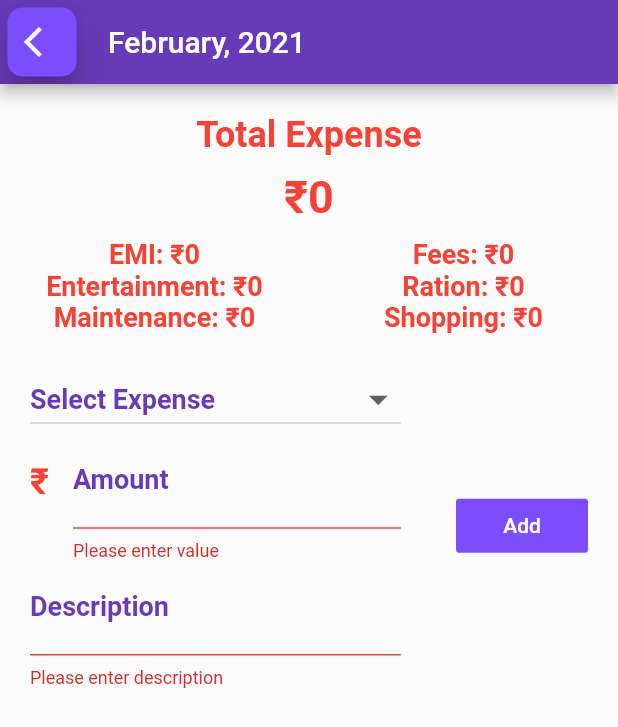
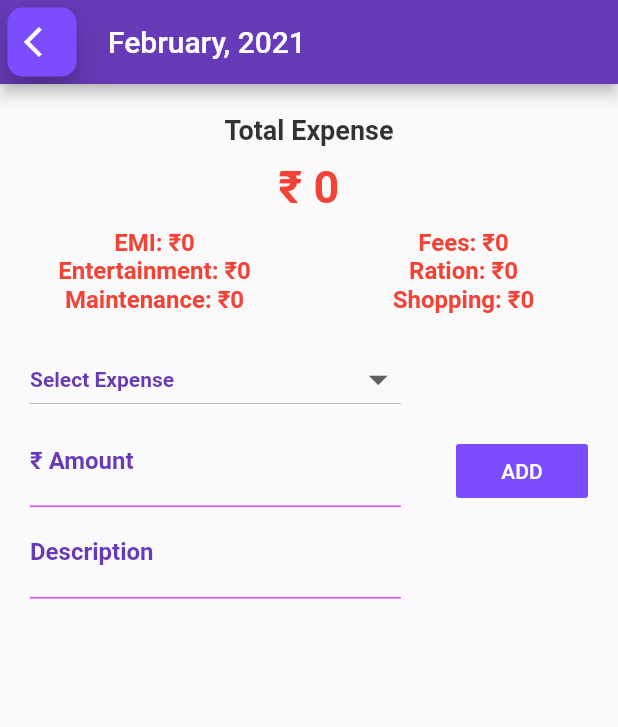
Before and after one commit to Ishwam-Garg/KhataApp, a Flutter app: the screen it shows after launch, after a tap on an icon or button, on a phone screen of 412 x 824 dp. Shown: the top 727 px of the screen. Run offline on Flutter 3.47's test engine with Material 2 defaults, Android fonts, the phone set to English and light mode, and no system bars; drawn by our look-alikes of auto_size_text; our stand-ins replace cloud_firestore, firebase_core, fluttertoast; accounts and stored records are empty.

Commit message:
Fixed A major App bug while updating data

```diff
--- a/lib/AddMonthData.dart
+++ b/lib/AddMonthData.dart
@@ -46,13 +46,6 @@ class _MonthDataState extends State<MonthData> {
 
   @override
   Widget build(BuildContext context) {
-    //totalExpense = int.parse(widget.TotalExpense);
-    FeesAmount = widget.FeesAmount;
-    EntertainmentAmount = widget.EntertainmentAmount;
-    ShoppingAmount = widget.ShoppingAmount;
-    MaintenanceAmount = widget.MaintenanceAmount;
-    RationAmount = widget.RationAmount;
-    EmiAmount = widget.EmiAmount;
     var now = DateTime.now();
     var dateformat = DateFormat('dd-MM-yyyy');
     Date = dateformat.format(now).toString();
@@ -89,7 +82,7 @@ class _MonthDataState extends State<MonthData> {
         body: SingleChildScrollView(
           physics: ScrollPhysics(),
           child: Column(
-            mainAxisAlignment: MainAxisAlignment.start,
+            mainAxisAlignment: MainAxisAlignment.spaceEvenly,
             crossAxisAlignment: CrossAxisAlignment.center,
             children: [
               SizedBox(height: 20,),
@@ -99,7 +92,7 @@ class _MonthDataState extends State<MonthData> {
                   child: AutoSizeText(
                     'Total Expense',
                     textAlign: TextAlign.center,maxLines: 1,
-                    style: TextStyle(color: Colors.red,fontWeight: FontWeight.bold,fontSize: 24),),
+                    style: TextStyle(color: Colors.black.withOpacity(0.8),fontWeight: FontWeight.bold,fontSize: 18),),
               ),
               SizedBox(height: 10,),
               StreamBuilder(
@@ -113,13 +106,19 @@ class _MonthDataState extends State<MonthData> {
                     {
                       DocumentSnapshot data = snapshot.data;
                       totalExpense = data.data()["TotalExpense"];
+                      FeesAmount = data.data()["Fees"];
+                      EntertainmentAmount = data.data()["Entertainment"];
+                      ShoppingAmount = data.data()["Shopping"];
+                      MaintenanceAmount = data.data()["Maintenance"];
+                      RationAmount = data.data()["Ration"];
+                      EmiAmount = data.data()["EMI"];
                       return Container(
                         alignment: Alignment.center,
                         width: MediaQuery.of(context).size.width,
                         child: Column(
                           children: [
                             AutoSizeText(
-                              '₹'+data.data()["TotalExpense"].toString(),
+                              '₹ '+data.data()["TotalExpense"].toString(),
                               textAlign: TextAlign.center,maxLines: 1,
                               style: TextStyle(color: Colors.red,fontWeight: FontWeight.bold,fontSize: 30),
                             ),
@@ -132,7 +131,7 @@ class _MonthDataState extends State<MonthData> {
                                   child: AutoSizeText(
                                     'EMI: ₹'+data.data()["EMI"].toString(),
                                     textAlign: TextAlign.center,
-                                    style: TextStyle(color: Colors.red,fontSize: 18,fontWeight: FontWeight.bold),
+                                    style: TextStyle(color: Colors.red,fontSize: 16,fontWeight: FontWeight.bold),
                                   ),
                                 ),
                                 Container(
@@ -140,7 +139,7 @@ class _MonthDataState extends State<MonthData> {
                                   child: AutoSizeText(
                                     'Fees: ₹'+data.data()["Fees"].toString(),
                                     textAlign: TextAlign.center,
-                                    style: TextStyle(color: Colors.red,fontSize: 18,fontWeight: FontWeight.bold),
+                                    style: TextStyle(color: Colors.red,fontSize: 16,fontWeight: FontWeight.bold),
                                   ),
                                 ),
                               ],
@@ -153,7 +152,7 @@ class _MonthDataState extends State<MonthData> {
                                   child: AutoSizeText(
                                     'Entertainment: ₹'+data.data()["Entertainment"].toString(),
                                     textAlign: TextAlign.center,
-                                    style: TextStyle(color: Colors.red,fontSize: 18,fontWeight: FontWeight.bold),
+                                    style: TextStyle(color: Colors.red,fontSize: 16,fontWeight: FontWeight.bold),
                                   ),
                                 ),
                                 Container(
@@ -161,7 +160,7 @@ class _MonthDataState extends State<MonthData> {
                                   child: AutoSizeText(
                                     'Ration: ₹'+data.data()["Ration"].toString(),
                                     textAlign: TextAlign.center,
-                                    style: TextStyle(color: Colors.red,fontSize: 18,fontWeight: FontWeight.bold),
+                                    style: TextStyle(color: Colors.red,fontSize: 16,fontWeight: FontWeight.bold),
                                   ),
                                 ),
                               ],
@@ -174,7 +173,7 @@ class _MonthDataState extends State<MonthData> {
                                   child: AutoSizeText(
                                     'Maintenance: ₹'+data.data()["Maintenance"].toString(),
                                     textAlign: TextAlign.center,
-                                    style: TextStyle(color: Colors.red,fontSize: 18,fontWeight: FontWeight.bold),
+                                    style: TextStyle(color: Colors.red,fontSize: 16,fontWeight: FontWeight.bold),
                                   ),
                                 ),
                                 Container(
@@ -182,7 +181,7 @@ class _MonthDataState extends State<MonthData> {
                                   child: AutoSizeText(
                                     'Shopping: ₹'+data.data()["Shopping"].toString(),
                                     textAlign: TextAlign.center,
-                                    style: TextStyle(color: Colors.red,fontSize: 18,fontWeight: FontWeight.bold),
+                                    style: TextStyle(color: Colors.red,fontSize: 16,fontWeight: FontWeight.bold),
                                   ),
                                 ),
                               ],
@@ -250,14 +249,14 @@ class _MonthDataState extends State<MonthData> {
                       width: MediaQuery.of(context).size.width*0.6,
                       child: DropdownButton(
                         hint: CurrentExpense == null
-                            ? Text('Select Expense',style: TextStyle(color: Colors.deepPurple),)
+                            ? Text('Select Expense',style: TextStyle(color: Colors.deepPurple,fontSize: 14),)
                             : Text(
                           CurrentExpense,
-                          style: TextStyle(color: Colors.deepPurple,fontWeight: FontWeight.bold,fontSize: 18),
+                          style: TextStyle(color: Colors.deepPurple,fontWeight: FontWeight.bold,fontSize: 14),
                         ),
                         isExpanded: true,
                         iconSize: 30.0,
-                        style: TextStyle(color: Colors.deepPurple,fontWeight: FontWeight.bold,fontSize: 18),
+                        style: TextStyle(color: Colors.deepPurple,fontWeight: FontWeight.bold,fontSize: 14),
                         items: TypesOfExpenses.map(
                               (val) {
                             return DropdownMenuItem<String>(
@@ -275,11 +274,12 @@ class _MonthDataState extends State<MonthData> {
                         },
                       ),
                     ),
+                    //Select Amount field
                     Container(
                       width: MediaQuery.of(context).size.width*0.6,
                       child: TextFormField(
                         controller: _textcontrollerAmount,
-                        autovalidate: true,
+                        autovalidate: false,
                         keyboardType: TextInputType.number,
                         onSaved: (value){
                           setState(() {
@@ -321,11 +321,8 @@ class _MonthDataState extends State<MonthData> {
                               width: 1,
                             ),
                           ),
-                          icon: Container(
-                            child: Text('₹',style: TextStyle(color: Colors.red,fontWeight: FontWeight.bold,fontSize: 24),),
-                          ),
-                          labelText: 'Amount',
-                          labelStyle: TextStyle(color: Colors.deepPurple,fontWeight: FontWeight.bold),
+                          labelText: '₹ Amount',
+                          labelStyle: TextStyle(color: Colors.deepPurple,fontWeight: FontWeight.bold,fontSize: 16),
                         ),
                       ),
                     ),
@@ -333,8 +330,8 @@ class _MonthDataState extends State<MonthData> {
                       width: MediaQuery.of(context).size.width*0.6,
                       child: TextFormField(
                         controller: _textcontrollerDescription,
-                        autovalidate: true,
-                        keyboardType: TextInputType.multiline,
+                        autovalidate: false,
+                        keyboardType: TextInputType.text,
                         maxLength: null,
                         onSaved: (value){
                           setState(() {
@@ -377,7 +374,7 @@ class _MonthDataState extends State<MonthData> {
                             ),
                           ),
                           labelText: 'Description',
-                          labelStyle: TextStyle(color: Colors.deepPurple,fontWeight: FontWeight.bold),
+                          labelStyle: TextStyle(color: Colors.deepPurple,fontWeight: FontWeight.bold,fontSize: 16),
                         ),
                       ),
                     ),
@@ -396,7 +393,7 @@ class _MonthDataState extends State<MonthData> {
                           textColor: Colors.white,
                           toastLength: Toast.LENGTH_LONG,gravity: ToastGravity.CENTER);
                     }
-                    else{
+                    else {
                       {
                         setState(() {
                           totalExpense = totalExpense + Amount;
@@ -497,7 +494,15 @@ class _MonthDataState extends State<MonthData> {
                         );
                         _textcontrollerAmount.clear();
                         _textcontrollerDescription.clear();
-                        //Navigator.pushReplacement(context, MaterialPageRoute(builder: (context)=>Home()));
+                        print("$CurrentExpense");
+                        print("$Amount");
+                        print("$Description");
+                        setState(() {
+                          CurrentExpense = null;
+                          Amount = null;
+                          Description = null;
+                        });
+                        //Navigator.pop(context);
                       }
                     }
                   }
@@ -511,7 +516,7 @@ class _MonthDataState extends State<MonthData> {
                   }
                 },
                 color: Colors.deepPurpleAccent,
-                child: Text('Add',style: TextStyle(color: Colors.white),),
+                child: Text('ADD',style: TextStyle(color: Colors.white),),
               ),
             ],),
         );
@@ -524,10 +529,14 @@ class _MonthDataState extends State<MonthData> {
     return Container(
       width: double.infinity,
       margin: EdgeInsets.symmetric(horizontal: 2),
-      padding: EdgeInsets.symmetric(horizontal: 20),
+      padding: EdgeInsets.symmetric(horizontal: 20,vertical: 10),
       decoration: BoxDecoration(
         border: Border(
           bottom: BorderSide(
+            color: Colors.deepPurple,
+            width: 0.5,
+          ),
+          top: BorderSide(
             color: Colors.deepPurple,
             width: 0.5,
           ),
@@ -548,17 +557,19 @@ class _MonthDataState extends State<MonthData> {
                 mainAxisAlignment: MainAxisAlignment.start,
                 crossAxisAlignment: CrossAxisAlignment.start,
                 children: [
-                  Text(type,textAlign: TextAlign.left,style: TextStyle(color: Color(0xff006400),fontSize: 20,fontWeight: FontWeight.bold),),
+                  Text(type,textAlign: TextAlign.left,style: TextStyle(color: Color(0xff006400),fontSize: 18,fontWeight: FontWeight.bold),),
                   Container(
                       width: MediaQuery.of(context).size.width*0.50,
                       child: Text(
-                        "Description:\n" + description,
+                        description,
                         textAlign: TextAlign.left,
                         overflow: TextOverflow.clip,
-                        style: TextStyle(color: Color(0xffC29200),fontSize: 20,fontWeight: FontWeight.bold),)),
+                        style: TextStyle(color: Colors.black,fontSize: 16,fontWeight: FontWeight.bold),
+                      ),
+                  ),
                 ],
               ),
-              Text('₹ '+amount,textAlign: TextAlign.left,style: TextStyle(color: Colors.red,fontSize: 34,fontWeight: FontWeight.bold),),
+              Text('₹ '+amount,textAlign: TextAlign.left,style: TextStyle(color: Colors.red,fontSize: 24,fontWeight: FontWeight.bold),),
             ],
           ),
         ],
```
